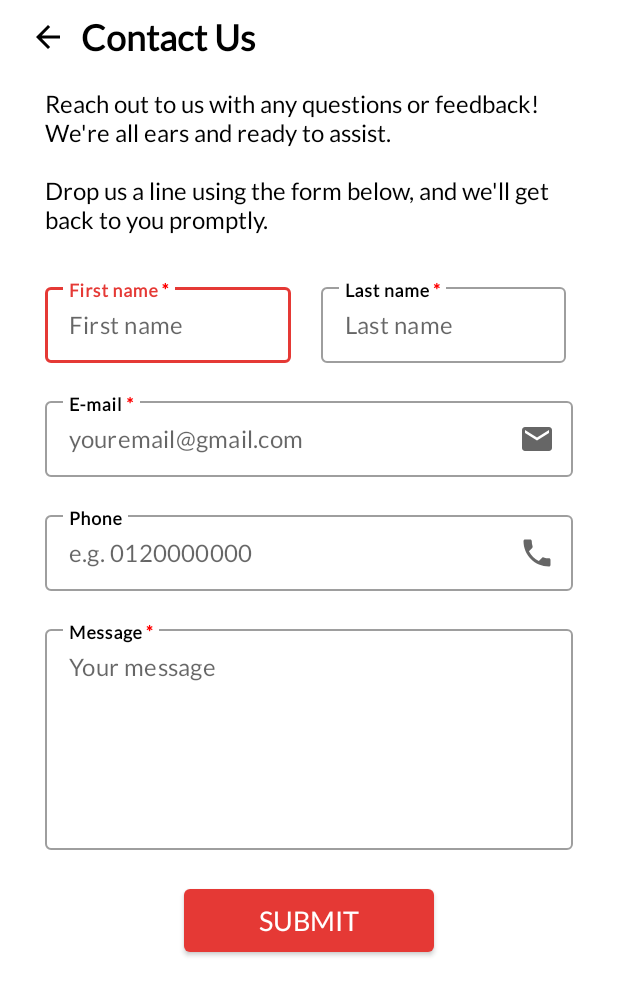
After one commit to Xytrix1103/iicportal, an Android app: the ContactActivity screen opened directly, with no data from a screen before it, on a phone screen of 412 x 824 dp. The commit adds this screen. Shown: the top 995 px of the screen. Run offline under Robolectric (Android 15) with nearby library versions, the phone set to English and light mode, and no system bars; our stand-ins replace Firebase (no records; nobody signed in at launch, a user with empty details on screens opened directly).

Commit message:
completed ContactUs page

```diff
--- /dev/null
+++ b/app/src/main/java/com/iicportal/activity/ContactActivity.java
@@ -0,0 +1,113 @@
+package com.iicportal.activity;
+
+import androidx.appcompat.app.AppCompatActivity;
+
+import android.os.Bundle;
+import android.widget.Button;
+import android.widget.ImageView;
+import android.widget.Toast;
+
+import com.google.android.material.textfield.TextInputEditText;
+import com.google.firebase.auth.FirebaseAuth;
+import com.google.firebase.database.FirebaseDatabase;
+import com.iicportal.R;
+import com.iicportal.models.Message;
+
+import java.util.regex.Matcher;
+import java.util.regex.Pattern;
+
+public class ContactActivity extends AppCompatActivity {
+    private TextInputEditText firstNameEdit, lastNameEdit, emailEdit, phoneEdit, messageEdit;
+    private Button submitButton;
+    private ImageView backButtonIcon;
+
+    private FirebaseAuth mAuth;
+    private FirebaseDatabase database;
+
+    @Override
+    protected void onCreate(Bundle savedInstanceState) {
+        super.onCreate(savedInstanceState);
+        setContentView(R.layout.activity_contact);
+
+        // Initialize firebase objects
+        mAuth = FirebaseAuth.getInstance();
+        database = FirebaseDatabase.getInstance();
+
+        // Set reference to views
+        firstNameEdit = findViewById(R.id.firstName);
+        lastNameEdit = findViewById(R.id.lastName);
+        emailEdit = findViewById(R.id.email);
+        phoneEdit = findViewById(R.id.phone);
+        messageEdit = findViewById(R.id.message);
+        submitButton = findViewById(R.id.submitBtn);
+        backButtonIcon = findViewById(R.id.backBtnIcon);
+
+        // onClick listeners
+        submitButton.setOnClickListener(view -> {
+            // Get inputs
+            String firstName = firstNameEdit.getText().toString();
+            String lastName = lastNameEdit.getText().toString();
+            String email = emailEdit.getText().toString();
+            String phone = phoneEdit.getText().toString();
+            String message = messageEdit.getText().toString();
+
+            // Validate input fields
+            if (validateField(!firstName.isEmpty(), firstNameEdit, "First name is required") &&
+                    validateField(!lastName.isEmpty(), lastNameEdit, "Last name is required") &&
+                    validateField(!email.isEmpty(), emailEdit, "E-mail is required") &&
+                    validateField(!message.isEmpty(), messageEdit, "Message is required") &&
+                    validateField(isValidEmail(email), emailEdit, "Invalid email format") &&
+                    validateField(isValidPhoneNumber(phone), phoneEdit, "Invalid phone number format")) {
+                // Push new contact message
+                Message newMessage = new Message(mAuth.getCurrentUser().getUid(), firstName, lastName, email, phone, message, System.currentTimeMillis());
+
+                database.getReference("messages/").push().setValue(newMessage).addOnCompleteListener(task -> {
+                    if (task.isSuccessful()) {
+                        firstNameEdit.getText().clear();
+                        lastNameEdit.getText().clear();
+                        emailEdit.getText().clear();
+                        phoneEdit.getText().clear();
+                        messageEdit.getText().clear();
+
+                        Toast.makeText(this, "We've received your message, thank you for reaching out to us!", Toast.LENGTH_LONG).show();
+                    }
+                });
+            }
+        });
+
+        backButtonIcon.setOnClickListener(view -> {
+            // Return to previous activity
+            finish();
+        });
+    }
+
+    private boolean validateField(boolean validation, TextInputEditText editText, String errorMessage) {
+        if (!validation) {
+            editText.setError(errorMessage);
+            editText.requestFocus();
+            return false;
+        }
+
+        return true;
+    }
+
+    private boolean isValidEmail(String email) {
+        String emailRegex = "^[a-zA-Z0-9_+&*-]+(?:\\." +
+                "[a-zA-Z0-9_+&*-]+)*@" +
+                "(?:[a-zA-Z0-9-]+\\.)+[a-z" +
+                "A-Z]{2,7}$";
+
+        Pattern pattern = Pattern.compile(emailRegex);
+        Matcher matcher = pattern.matcher(email);
+
+        return matcher.matches();
+    }
+
+    private boolean isValidPhoneNumber(String phoneNumber) {
+        String phoneNumberRegex = "^01[0-46-9][0-9]{7,8}$";
+        Pattern pattern = Pattern.compile(phoneNumberRegex);
+        Matcher matcher = pattern.matcher(phoneNumber);
+
+        return matcher.matches();
+    }
+}
--- /dev/null
+++ b/app/src/main/res/layout/activity_contact.xml
@@ -0,0 +1,209 @@
+<?xml version="1.0" encoding="utf-8"?>
+<RelativeLayout
+    android:layout_width="match_parent"
+    android:layout_height="wrap_content"
+    xmlns:input="http://schemas.android.com/apk/res-auto"
+    xmlns:android="http://schemas.android.com/apk/res/android"
+    xmlns:tools="http://schemas.android.com/tools"
+    tools:context=".activity.ContactActivity">
+
+    <RelativeLayout
+        android:id="@+id/header"
+        android:layout_width="match_parent"
+        android:layout_height="wrap_content"
+        android:layout_marginHorizontal="20dp"
+        android:layout_marginTop="10dp">
+
+        <ImageView
+            android:id="@+id/backBtnIcon"
+            android:layout_width="wrap_content"
+            android:layout_height="wrap_content"
+            android:layout_centerVertical="true"
+            android:layout_marginEnd="10dp"
+            android:src="@drawable/baseline_arrow_back_24"/>
+
+        <TextView
+            android:id="@+id/contactHeaderText"
+            android:layout_width="wrap_content"
+            android:layout_height="wrap_content"
+            android:layout_centerVertical="true"
+            android:layout_toEndOf="@id/backBtnIcon"
+            android:text="@string/contact_us"
+            android:textColor="@color/black"
+            android:textSize="24sp"
+            android:textStyle="bold"/>
+
+    </RelativeLayout>
+
+    <RelativeLayout
+        android:layout_width="match_parent"
+        android:layout_height="wrap_content"
+        android:layout_below="@id/header"
+        android:layout_marginHorizontal="20dp"
+        android:layout_marginVertical="10dp">
+
+        <TextView
+            android:id="@+id/contactDescriptionText"
+            android:layout_width="wrap_content"
+            android:layout_height="wrap_content"
+            android:layout_marginHorizontal="10dp"
+            android:layout_marginTop="10dp"
+            android:layout_marginBottom="30dp"
+            android:text="@string/contact_description"
+            android:textColor="@color/black"
+            android:textSize="16sp" />
+
+        <LinearLayout
+            android:id="@+id/nameLayout"
+            android:layout_width="367dp"
+            android:layout_height="wrap_content"
+            android:layout_below="@id/contactDescriptionText"
+            android:orientation="horizontal"
+            android:weightSum="2">
+
+            <com.google.android.material.textfield.TextInputLayout
+                android:id="@+id/firstNameLayout"
+                style="@style/EditText.OutlinedBox"
+                android:layout_width="match_parent"
+                android:layout_height="wrap_content"
+                android:layout_marginHorizontal="10dp"
+                android:layout_weight="1"
+                android:hint="@string/first_name_hint_label"
+                input:errorEnabled="true"
+                input:errorTextAppearance="@style/TextAppearance.AppCompat.Small"
+                input:expandedHintEnabled="false">
+
+                <com.google.android.material.textfield.TextInputEditText
+                    android:id="@+id/firstName"
+                    android:layout_width="match_parent"
+                    android:layout_height="wrap_content"
+                    android:hint="@string/first_name_hint"
+                    android:inputType="text"
+                    android:paddingVertical="15dp"
+                    android:textColor="@color/black"
+                    android:textSize="16sp" />
+
+            </com.google.android.material.textfield.TextInputLayout>
+
+            <com.google.android.material.textfield.TextInputLayout
+                android:id="@+id/lastNameLayout"
+                style="@style/EditText.OutlinedBox"
+                android:layout_width="match_parent"
+                android:layout_height="wrap_content"
+                android:layout_marginHorizontal="10dp"
+                android:layout_weight="1"
+                android:hint="@string/last_name_hint_label"
+                input:errorEnabled="true"
+                input:errorTextAppearance="@style/TextAppearance.AppCompat.Small"
+                input:expandedHintEnabled="false">
+
+                <com.google.android.material.textfield.TextInputEditText
+                    android:id="@+id/lastName"
+                    android:layout_width="match_parent"
+                    android:layout_height="wrap_content"
+                    android:hint="@string/last_name_hint"
+                    android:inputType="text"
+                    android:paddingVertical="15dp"
+                    android:textColor="@color/black"
+                    android:textSize="16sp" />
+
+            </com.google.android.material.textfield.TextInputLayout>
+
+        </LinearLayout>
+
+        <com.google.android.material.textfield.TextInputLayout
+            android:id="@+id/emailLayout"
+            style="@style/EditText.OutlinedBox"
+            android:layout_width="match_parent"
+            android:layout_height="wrap_content"
+            android:layout_below="@id/nameLayout"
+            android:layout_marginHorizontal="10dp"
+            android:hint="@string/email_hint_label"
+            input:endIconDrawable="@drawable/baseline_email_24"
+            input:endIconMode="custom"
+            input:errorEnabled="true"
+            input:errorTextAppearance="@style/TextAppearance.AppCompat.Small"
+            input:expandedHintEnabled="false">
+
+            <com.google.android.material.textfield.TextInputEditText
+                android:id="@+id/email"
+                android:layout_width="match_parent"
+                android:layout_height="wrap_content"
+                android:hint="@string/email_hint"
+                android:inputType="text"
+                android:paddingVertical="15dp"
+                android:paddingEnd="40dp"
+                android:textColor="@color/black"
+                android:textSize="16sp" />
+
+        </com.google.android.material.textfield.TextInputLayout>
+
+        <com.google.android.material.textfield.TextInputLayout
+            android:id="@+id/phoneLayout"
+            style="@style/EditText.OutlinedBox"
+            android:layout_width="match_parent"
+            android:layout_height="wrap_content"
+            android:layout_below="@id/emailLayout"
+            android:layout_marginHorizontal="10dp"
+            android:hint="@string/phone_hint_label"
+            input:endIconDrawable="@drawable/baseline_phone_24"
+            input:endIconMode="custom"
+            input:errorEnabled="true"
+            input:errorTextAppearance="@style/TextAppearance.AppCompat.Small"
+            input:expandedHintEnabled="false">
+
+            <com.google.android.material.textfield.TextInputEditText
+                android:id="@+id/phone"
+                android:layout_width="match_parent"
+                android:layout_height="wrap_content"
+                android:hint="@string/phone_hint"
+                android:inputType="text"
+                android:paddingVertical="15dp"
+                android:paddingEnd="40dp"
+                android:textColor="@color/black"
+                android:textSize="16sp" />
+
+        </com.google.android.material.textfield.TextInputLayout>
+
+        <com.google.android.material.textfield.TextInputLayout
+            android:id="@+id/messageLayout"
+            style="@style/EditText.OutlinedBox"
+            android:layout_width="match_parent"
+            android:layout_height="wrap_content"
+            android:layout_below="@id/phoneLayout"
+            android:layout_marginHorizontal="10dp"
+            android:hint="@string/message_hint_label"
+            input:errorEnabled="true"
+            input:errorTextAppearance="@style/TextAppearance.AppCompat.Small"
+            input:expandedHintEnabled="false">
+
+            <com.google.android.material.textfield.TextInputEditText
+                android:id="@+id/message"
+                android:layout_width="match_parent"
+                android:layout_height="wrap_content"
+                android:gravity="top"
+                android:hint="@string/message_hint"
+                android:inputType="textMultiLine"
+                android:lines="6"
+                android:paddingVertical="15dp"
+                android:textColor="@color/black"
+                android:textSize="16sp" />
+
+        </com.google.android.material.textfield.TextInputLayout>
+
+        <Button
+            android:id="@+id/submitBtn"
+            android:layout_width="wrap_content"
+            android:layout_height="wrap_content"
+            android:layout_below="@id/messageLayout"
+            android:layout_centerInParent="true"
+            android:gravity="center"
+            android:letterSpacing="0"
+            android:paddingHorizontal="50dp"
+            android:paddingVertical="10dp"
+            android:text="@string/submit"
+            android:textSize="18sp" />
+
+    </RelativeLayout>
+
+</RelativeLayout>
--- a/app/src/main/res/values/strings.xml
+++ b/app/src/main/res/values/strings.xml
@@ -49,4 +49,16 @@
     <string name="completed">Completed</string>
     <string name="status">Status</string>
     <string name="orderStatusTitle">Order Status</string>
+    <string name="contact_us">Contact Us</string>
+    <string name="contact_description">Reach out to us with any questions or feedback! We\'re all ears and ready to assist.\n\nDrop us a line using the form below, and we\'ll get back to you promptly.</string>
+    <string name="first_name_hint_label"><b>First name <font color="#FF0000">*</font></b></string>
+    <string name="first_name_hint">First name</string>
+    <string name="last_name_hint_label"><b>Last name <font color="#FF0000">*</font></b></string>
+    <string name="last_name_hint">Last name</string>
+    <string name="email_hint_label"><b>E-mail <font color="#FF0000">*</font></b></string>
+    <string name="email_hint">youremail@gmail.com</string>
+    <string name="phone_hint_label"><b>Phone</b></string>
+    <string name="phone_hint">e.g. 0120000000</string>
+    <string name="message_hint_label"><b>Message <font color="#FF0000">*</font></b></string>
+    <string name="message_hint">Your message</string>
 </resources>
--- a/app/src/main/res/values/styles.xml
+++ b/app/src/main/res/values/styles.xml
@@ -19,6 +19,16 @@
         <item name="colorPrimary">@color/colorPrimary</item>
         <item name="colorPrimaryDark">@color/colorPrimaryDark</item>
         <item name="colorAccent">@color/colorPrimary</item>
+        <item name="windowActionModeOverlay">true</item>
+        <item name="android:actionModeBackground">@color/blue_grey_600</item>
+    </style>
+
+    <style name="EditText.OutlinedBox" parent="Widget.MaterialComponents.TextInputLayout.OutlinedBox">
+        <item name="colorPrimary">@color/colorPrimary</item>
+        <item name="colorPrimaryDark">@color/colorPrimaryDark</item>
+        <item name="colorAccent">@color/colorPrimary</item>
+        <item name="backgroundColor">@color/transparent</item>
+        <item name="android:textColorHint">@color/black</item>
         <item name="windowActionModeOverlay">true</item>
         <item name="android:actionModeBackground">@color/blue_grey_600</item>
     </style>
```
Also changed, not shown: app/src/main/AndroidManifest.xml (+18 -2 lines), app/src/main/java/com/iicportal/models/Message.java (added, +80 -0 lines).
